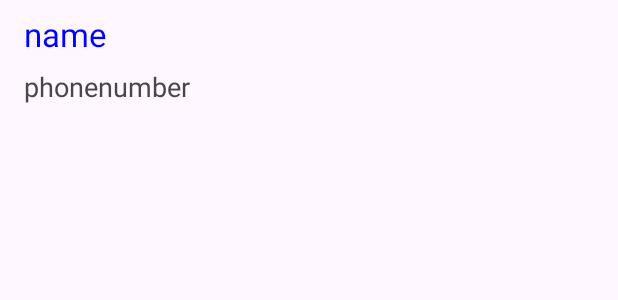
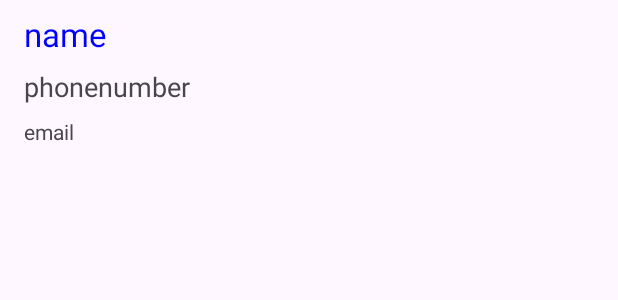
Before and after one commit to mikunnareda/My-contact-list2, an Android app: the layout list_item.xml on its own in the app's theme, with its tools: preview values and no code run, on a phone screen of 412 x 824 dp. Shown: the top 300 px of the screen. Run offline under Robolectric (Android 15) with nearby library versions, the phone set to English and light mode, and no system bars.

Commit message:
added email as Prof request

```diff
--- a/app/src/main/java/com/example/mycontactlist/ContactAdapter.java
+++ b/app/src/main/java/com/example/mycontactlist/ContactAdapter.java
@@ -17,11 +17,13 @@ public class ContactAdapter extends RecyclerView.Adapter {
     public class ContactViewHolder extends RecyclerView.ViewHolder {
         public TextView textContactName;
         public TextView textPhone;
+        public TextView textEmail;
         public Button deleteButton;
         public ContactViewHolder(@NonNull View itemView) {
             super(itemView);
             textContactName = itemView.findViewById(R.id.textContactName);
             textPhone = itemView.findViewById(R.id.textPhoneNumber);
+            textEmail = itemView.findViewById(R.id.textEmail);
             deleteButton = itemView.findViewById(R.id.buttonDeleteContact);
             itemView.setTag(this);
             itemView.setOnClickListener(mOnItemClickListener);
@@ -32,6 +34,7 @@ public class ContactAdapter extends RecyclerView.Adapter {
         public TextView getPhoneTextView() {
             return textPhone;
         }
+        public TextView getEmailTextView(){return textEmail;}
 
         public Button getDeleteButton() {
             return deleteButton;
@@ -57,6 +60,7 @@ public class ContactAdapter extends RecyclerView.Adapter {
         ContactViewHolder cvh = (ContactViewHolder) holder;
         cvh.getContactTextView().setText(contactData.get(position).getContactName());
         cvh.getPhoneTextView().setText(contactData.get(position).getPhoneNumber());
+        cvh.getEmailTextView().setText(contactData.get(position).getEMail());
     }
 
     @Override
--- a/app/src/main/java/com/example/mycontactlist/MainActivity.java
+++ b/app/src/main/java/com/example/mycontactlist/MainActivity.java
@@ -177,6 +177,7 @@ public class MainActivity extends AppCompatActivity implements DatePickerDialog.
             public void beforeTextChanged(CharSequence s, int start, int count, int after) {}
             public void onTextChanged(CharSequence s, int start, int before, int count) {}
         });
+
         final EditText editState = findViewById(R.id.editState);
         editState.addTextChangedListener(new TextWatcher() {
             public void afterTextChanged(Editable s) {
@@ -185,6 +186,7 @@ public class MainActivity extends AppCompatActivity implements DatePickerDialog.
             public void beforeTextChanged(CharSequence s, int start, int count, int after) {}
             public void onTextChanged(CharSequence s, int start, int before, int count) {}
         });
+
         final EditText editZipcode = findViewById(R.id.editZipcode);
         editZipcode.addTextChangedListener(new TextWatcher() {
             public void afterTextChanged(Editable s) {
@@ -193,6 +195,7 @@ public class MainActivity extends AppCompatActivity implements DatePickerDialog.
             public void beforeTextChanged(CharSequence s, int start, int count, int after) {}
             public void onTextChanged(CharSequence s, int start, int before, int count) {}
         });
+
         final EditText editEmail = findViewById(R.id.editEMail);
         editEmail.addTextChangedListener(new TextWatcher() {
             public void afterTextChanged(Editable s) {
@@ -201,6 +204,7 @@ public class MainActivity extends AppCompatActivity implements DatePickerDialog.
             public void beforeTextChanged(CharSequence s, int start, int count, int after) {}
             public void onTextChanged(CharSequence s, int start, int before, int count) {}
         });
+
         final EditText editHome = findViewById(R.id.editHome);
         editHome.addTextChangedListener(new PhoneNumberFormattingTextWatcher(){
             public void afterTextChanged (Editable s){
--- a/app/src/main/res/layout/list_item.xml
+++ b/app/src/main/res/layout/list_item.xml
@@ -28,7 +28,6 @@
         android:layout_marginBottom="8dp"
         android:text="phonenumber"
         android:textSize="@dimen/text_size_medium"
-        app:layout_constraintBottom_toBottomOf="parent"
         app:layout_constraintStart_toStartOf="parent"
         app:layout_constraintTop_toBottomOf="@+id/textContactName" />
 
@@ -47,4 +46,15 @@
         app:layout_constraintEnd_toEndOf="parent"
         app:layout_constraintTop_toTopOf="parent" />
 
+    <TextView
+        android:id="@+id/textEmail"
+        android:layout_width="wrap_content"
+        android:layout_height="wrap_content"
+        android:layout_marginStart="16dp"
+        android:layout_marginTop="8dp"
+        android:text="email"
+        app:layout_constraintBottom_toBottomOf="parent"
+        app:layout_constraintStart_toStartOf="parent"
+        app:layout_constraintTop_toBottomOf="@+id/textPhoneNumber" />
+
 </androidx.constraintlayout.widget.ConstraintLayout>
```
Also changed, not shown: app/src/main/java/com/example/mycontactlist/ContactDataSource.java (+23 -0 lines).
